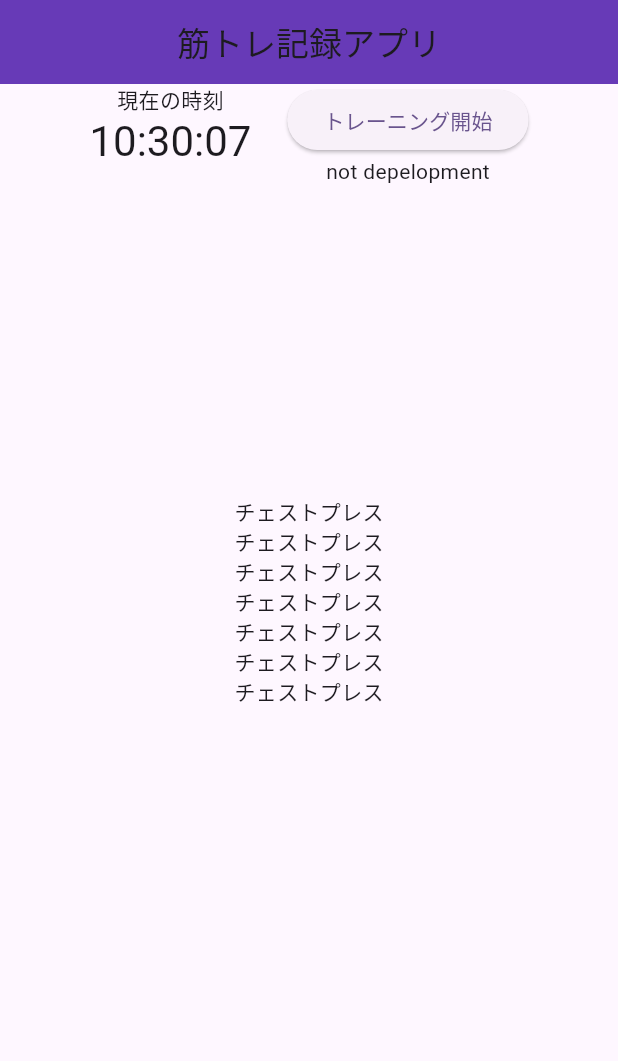
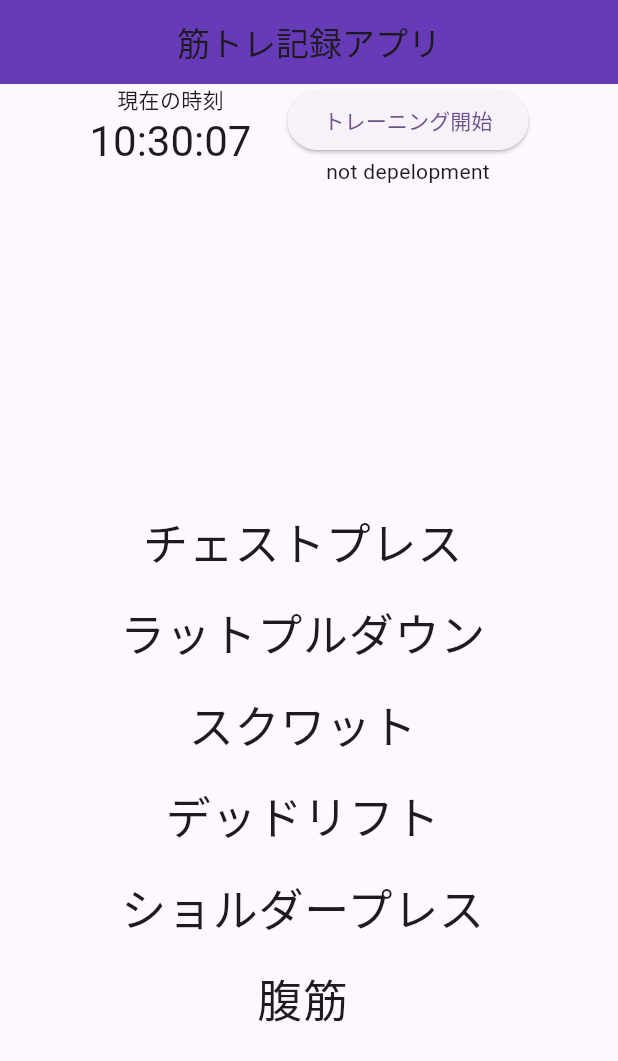
Before and after one commit to taishi29/GymLog, a Flutter app: the screen it shows after launch, on a phone screen of 412 x 824 dp. Shown: the top 1061 px of the screen. Run offline on Flutter 3.47's test engine with Material 3 defaults, Android fonts, the phone set to English and light mode, and no system bars.

Commit message:
MenuListをListView.builderにしました。

```diff
--- a/lib/main.dart
+++ b/lib/main.dart
@@ -115,32 +115,28 @@ class _TopSectionState extends State<TopSection> {
 
 // メニューリスト
 class MenuList extends StatelessWidget {
+  final List<String> menu = [
+    'チェストプレス',
+    'ラットプルダウン',
+    'スクワット',
+    'デッドリフト',
+    'ショルダープレス',
+    '腹筋',
+  ];
+
   @override
   Widget build(BuildContext context) {
-    return ListView(
-      children: [
-        Center(
-          child: Text('チェストプレス'),
-        ),
-        Center(
-          child: Text('チェストプレス'),
-        ),
-        Center(
-          child: Text('チェストプレス'),
-        ),
-        Center(
-          child: Text('チェストプレス'),
-        ),
-        Center(
-          child: Text('チェストプレス'),
-        ),
-        Center(
-          child: Text('チェストプレス'),
-        ),
-        Center(
-          child: Text('チェストプレス'),
-        ),
-      ],
+    return ListView.builder(
+      itemCount: menu.length, // リストの長さを指定
+      itemBuilder: (context, index) {
+        return ListTile(
+          title: Text(
+            menu[index],
+            textAlign: TextAlign.center,
+            style: TextStyle(fontSize: 30),
+          ), // リストの各項目を表示
+        );
+      },
     );
   }
 }
```
